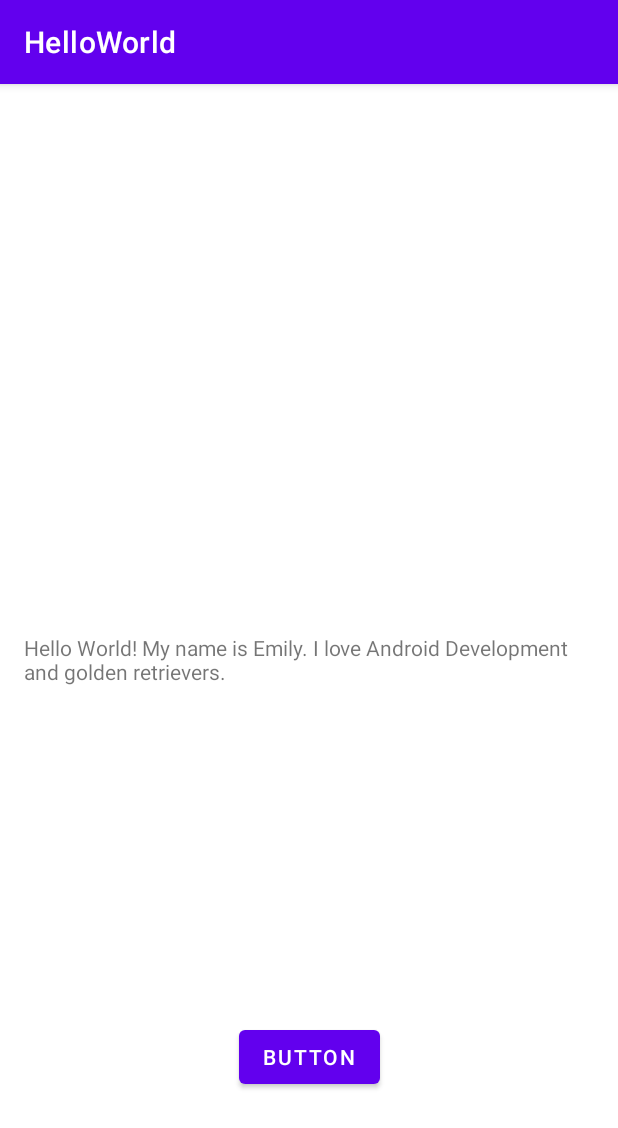
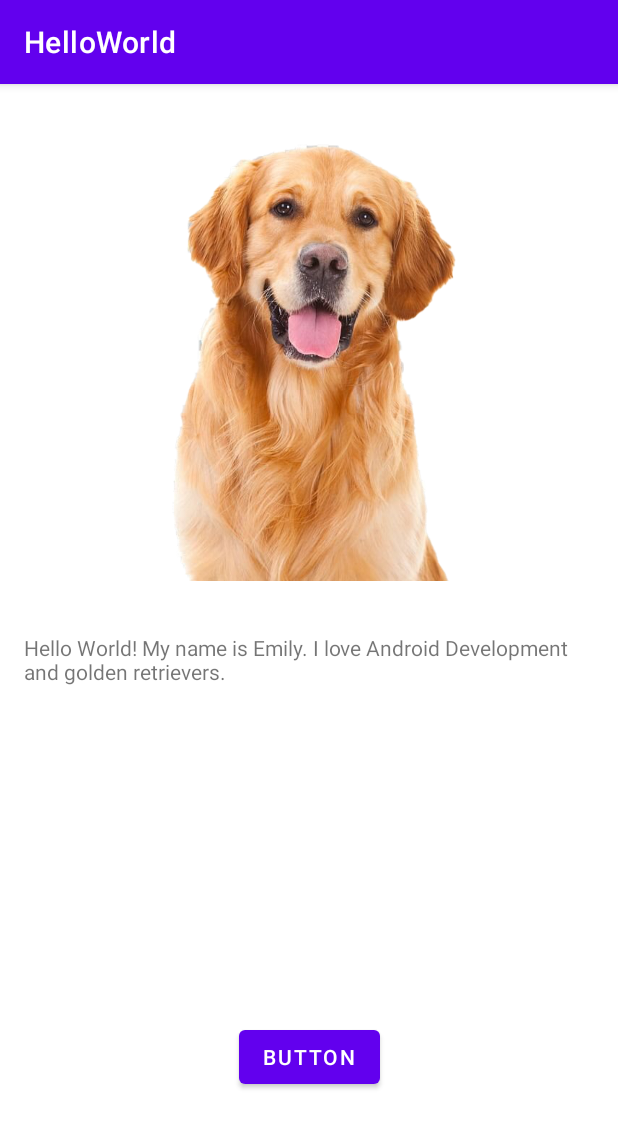
Before and after one commit to PratikSymz/AND102_PratikB, an Android app: the screen it shows after launch (MainActivity), on a phone screen of 412 x 824 dp. Shown: the top 1128 px of the screen. Run offline under Robolectric (Android 15) with nearby library versions, the phone set to English and light mode, and no system bars.

```diff
--- a/app/build.gradle
+++ b/app/build.gradle
@@ -30,6 +30,10 @@ android {
     kotlinOptions {
         jvmTarget = '1.8'
     }
+    // View Binding
+    buildFeatures {
+        viewBinding true
+    }
 }
 
 dependencies {
--- a/app/src/main/java/edu/neu/madcourse/helloworld/MainActivity.kt
+++ b/app/src/main/java/edu/neu/madcourse/helloworld/MainActivity.kt
@@ -1,5 +1,6 @@
 package edu.neu.madcourse.helloworld
 
+import android.app.Activity
 import androidx.appcompat.app.AppCompatActivity
 import android.os.Bundle
 import android.widget.Button
--- a/app/src/main/res/layout/activity_main.xml
+++ b/app/src/main/res/layout/activity_main.xml
@@ -22,11 +22,11 @@
         android:layout_width="350dp"
         android:layout_height="350dp"
         android:layout_marginTop="8dp"
+        android:src="@drawable/golden"
         app:layout_constraintEnd_toEndOf="parent"
         app:layout_constraintStart_toStartOf="parent"
         app:layout_constraintTop_toTopOf="parent"
-        app:layout_constraintVertical_chainStyle="packed"
-        tools:srcCompat="@drawable/golden" />
+        app:layout_constraintVertical_chainStyle="packed" />
 
     <Button
         android:id="@+id/view_button_show"
```
Also changed, not shown: 2 other files.
